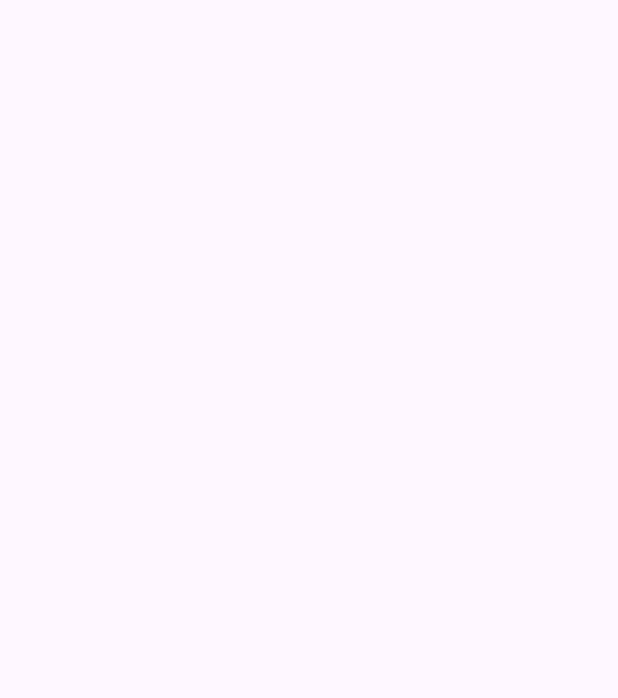
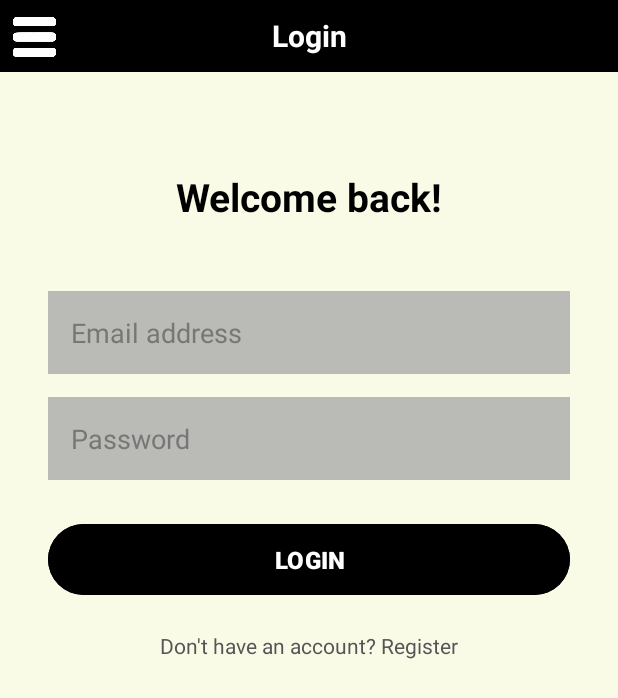
Before and after one commit to techsubject/Android-mod-app, an Android app: the FourthActivity screen opened directly, with no data from a screen before it, on a phone screen of 412 x 824 dp. Before the commit the part shown is empty. Shown: the top 698 px of the screen. Run offline under Robolectric (Android 15) with nearby library versions, the phone set to English and light mode, and no system bars.

Commit message:
3-11-2026

```diff
--- a/android-studio-dev/app/src/main/java/com/example/android_studio/FourthActivity.kt
+++ b/android-studio-dev/app/src/main/java/com/example/android_studio/FourthActivity.kt
@@ -1,13 +1,30 @@
 package com.example.android_studio
 
+import android.content.Intent
 import android.os.Bundle
 import androidx.activity.enableEdgeToEdge
 import androidx.appcompat.app.AppCompatActivity
 import androidx.core.view.ViewCompat
 import androidx.core.view.WindowInsetsCompat
+import android.widget.Button
+import android.widget.ImageView
+import android.widget.Toast
 
 class FourthActivity : AppCompatActivity() {
     override fun onCreate(savedInstanceState: Bundle?) {
         super.onCreate(savedInstanceState)
+        enableEdgeToEdge()
+        setContentView(R.layout.activity_mainlogin)
+        ViewCompat.setOnApplyWindowInsetsListener(findViewById(R.id.main)) { v, insets ->
+            val systemBars = insets.getInsets(WindowInsetsCompat.Type.systemBars())
+            v.setPadding(systemBars.left, systemBars.top, systemBars.right, systemBars.bottom)
+            insets
+        }
+        val button = findViewById<ImageView>(R.id.homebutton)
+
+        button.setOnClickListener {
+            val intent = Intent(this, MainActivity::class.java)
+            startActivity(intent)
+        }
     }
 }
--- a/android-studio-dev/app/src/main/java/com/example/android_studio/SecondActivity.kt
+++ b/android-studio-dev/app/src/main/java/com/example/android_studio/SecondActivity.kt
@@ -7,6 +7,7 @@ import androidx.appcompat.app.AppCompatActivity
 import androidx.core.view.ViewCompat
 import androidx.core.view.WindowInsetsCompat
 import android.widget.Button
+import android.widget.ImageView
 import android.widget.Toast
 
 class SecondActivity : AppCompatActivity() {
@@ -19,6 +20,11 @@ class SecondActivity : AppCompatActivity() {
             v.setPadding(systemBars.left, systemBars.top, systemBars.right, systemBars.bottom)
             insets
         }
+        val button = findViewById<ImageView>(R.id.homebutton)
 
+        button.setOnClickListener {
+            val intent = Intent(this, MainActivity::class.java)
+            startActivity(intent)
+        }
     }
 }
--- a/android-studio-dev/app/src/main/res/layout/activity_mainlogin.xml
+++ b/android-studio-dev/app/src/main/res/layout/activity_mainlogin.xml
@@ -1,5 +1,5 @@
+
 <?xml version="1.0" encoding="utf-8"?>
-
 <androidx.constraintlayout.widget.ConstraintLayout
     xmlns:android="http://schemas.android.com/apk/res/android"
     xmlns:app="http://schemas.android.com/apk/res-auto"
@@ -11,73 +11,113 @@
     tools:context=".FourthActivity">
 
     <!-- HEADER -->
-
-    <EditText
-        android:id="@+id/editTextText"
+    <TextView
+        android:id="@+id/mainbar"
         android:layout_width="0dp"
         android:layout_height="48dp"
         android:background="@color/black"
         android:gravity="center"
-        android:inputType="text"
-        android:text="Buy mods for games"
+        android:text="Login"
         android:textColor="@color/white"
         android:textSize="20sp"
         android:textStyle="bold"
-        app:layout_constraintEnd_toEndOf="parent"
+        app:layout_constraintTop_toTopOf="parent"
         app:layout_constraintStart_toStartOf="parent"
-        app:layout_constraintTop_toTopOf="parent" />
+        app:layout_constraintEnd_toEndOf="parent" />
 
+    <!-- HOME BUTTON -->
     <ImageView
         android:id="@+id/homebutton"
         android:layout_width="30dp"
         android:layout_height="30dp"
         android:layout_marginStart="8dp"
-        android:contentDescription="@null"
+        android:contentDescription="Home"
         android:scaleType="centerInside"
-        app:layout_constraintBottom_toBottomOf="@id/editTextText"
         app:layout_constraintStart_toStartOf="parent"
-        app:layout_constraintTop_toTopOf="@id/editTextText"
+        app:layout_constraintTop_toTopOf="@id/mainbar"
+        app:layout_constraintBottom_toBottomOf="@id/mainbar"
         app:srcCompat="@drawable/_049_13551_removebg_preview" />
 
+    <!-- LOGIN TITLE -->
+    <TextView
+        android:id="@+id/loginTitle"
+        android:layout_width="wrap_content"
+        android:layout_height="wrap_content"
+        android:layout_marginTop="65dp"
+        android:text="Welcome back!"
+        android:textColor="#000000"
+        android:textSize="26sp"
+        android:textStyle="bold"
+        app:layout_constraintTop_toBottomOf="@id/mainbar"
+        app:layout_constraintStart_toStartOf="parent"
+        app:layout_constraintEnd_toEndOf="parent" />
+
+    <!-- EMAIL -->
+    <EditText
+        android:id="@+id/editTextTextEmailAddress"
+        android:layout_width="0dp"
+        android:layout_height="55dp"
+        android:layout_marginStart="32dp"
+        android:layout_marginTop="45dp"
+        android:layout_marginEnd="32dp"
+        android:background="@color/newsearch"
+        android:hint="Email address"
+        android:inputType="textEmailAddress"
+        android:paddingStart="15dp"
+        android:paddingEnd="15dp"
+        android:textColor="#000000"
+        android:textColorHint="#777777"
+        app:layout_constraintTop_toBottomOf="@id/loginTitle"
+        app:layout_constraintStart_toStartOf="parent"
+        app:layout_constraintEnd_toEndOf="parent" />
+
+    <!-- PASSWORD -->
     <EditText
         android:id="@+id/editTextTextPassword"
+        android:layout_width="0dp"
+        android:layout_height="55dp"
+        android:layout_marginStart="32dp"
+        android:layout_marginTop="15dp"
+        android:layout_marginEnd="32dp"
+        android:background="@color/newsearch"
+        android:hint="Password"
+        android:inputType="textPassword"
+        android:paddingStart="15dp"
+        android:paddingEnd="15dp"
+        android:textColor="#000000"
+        android:textColorHint="#777777"
+        app:layout_constraintTop_toBottomOf="@id/editTextTextEmailAddress"
+        app:layout_constraintStart_toStartOf="parent"
+        app:layout_constraintEnd_toEndOf="parent" />
+
+    <!-- LOGIN BUTTON -->
+    <Button
+        android:id="@+id/loginSubmitButton"
+        android:layout_width="0dp"
+        android:layout_height="55dp"
+        android:layout_marginStart="32dp"
+        android:layout_marginTop="25dp"
+        android:layout_marginEnd="32dp"
+        android:backgroundTint="#000000"
+        android:text="LOGIN"
+        android:textColor="#FFFFFF"
+        android:textSize="16sp"
+        android:textStyle="bold"
+        app:layout_constraintTop_toBottomOf="@id/editTextTextPassword"
+        app:layout_constraintStart_toStartOf="parent"
+        app:layout_constraintEnd_toEndOf="parent" />
+
+    <!-- REGISTER -->
+    <TextView
+        android:id="@+id/registerText"
         android:layout_width="wrap_content"
         android:layout_height="wrap_content"
-        android:layout_marginStart="95dp"
-        android:layout_marginTop="10dp"
-        android:layout_marginEnd="106dp"
-        android:layout_marginBottom="409dp"
-        android:ems="10"
-        android:inputType="textPassword"
-        app:layout_constraintBottom_toBottomOf="parent"
-        app:layout_constraintEnd_toEndOf="parent"
-        app:layout_constraintHorizontal_bias="1.0"
+        android:layout_marginTop="20dp"
+        android:text="Don't have an account? Register"
+        android:textColor="#555555"
+        android:textSize="14sp"
+        app:layout_constraintTop_toBottomOf="@id/loginSubmitButton"
         app:layout_constraintStart_toStartOf="parent"
-        app:layout_constraintTop_toBottomOf="@+id/editTextTextEmailAddress"
-        app:layout_constraintVertical_bias="0.0" />
-
-    <EditText
-        android:id="@+id/editTextTextEmailAddress"
-        android:layout_width="wrap_content"
-        android:layout_height="wrap_content"
-        android:layout_marginTop="116dp"
-        android:ems="10"
-        android:inputType="textEmailAddress"
-        app:layout_constraintTop_toTopOf="parent"
-        tools:layout_editor_absoluteX="96dp" />
-
-    <!-- SEARCH -->
-
-    <!-- MOD IMAGE -->
-
-    <!-- MOD TITLE -->
-
-    <!-- PRICE -->
-
-    <!-- INSTALL BUTTON -->
-
-    <!-- DOWNLOAD ICON -->
-
-    <!-- INSTRUCTIONS -->
+        app:layout_constraintEnd_toEndOf="parent" />
 
 </androidx.constraintlayout.widget.ConstraintLayout>
```
Also changed, not shown: android-studio-dev/app/src/main/java/com/example/android_studio/MainActivity.kt (+10 -20 lines), android-studio-dev/app/src/main/java/com/example/android_studio/Thirdactivity.kt (+8 -0 lines), android-studio-dev/app/src/main/res/layout/activity_main.xml (+22 -3 lines), android-studio-dev/app/src/main/res/layout/activity_main2.xml (+38 -35 lines), android-studio-dev/app/src/main/res/layout/activity_thirdactivity.xml (+10 -13 lines), android-studio-dev/app/src/main/res/drawable/login_icon.png (added).
